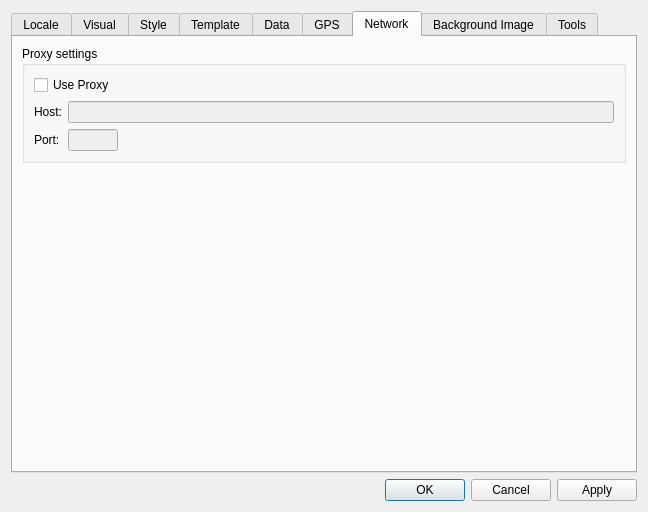
The window that src/Preferences/PreferencesDialog.ui (openstreetmap/merkaartor) describes before a commit, drawn with Qt 5.
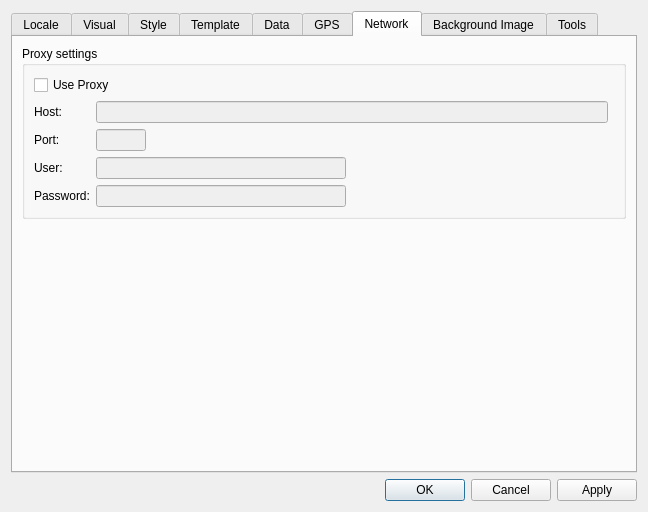
The same window after the commit. The open tabs and pages were chosen to show the change.

Commit message: FIX : Use application-wide proxy (fixes #1763) ADD : Allow to specify a user/password for the proxy (untested by me)

```diff
--- a/src/Preferences/PreferencesDialog.ui
+++ b/src/Preferences/PreferencesDialog.ui
@@ -20,7 +20,7 @@
       <enum>QTabWidget::North</enum>
      </property>
      <property name="currentIndex" >
-      <number>7</number>
+      <number>6</number>
      </property>
      <widget class="QWidget" name="tab_7" >
       <attribute name="title" >
@@ -850,13 +850,50 @@
           <string>Proxy settings</string>
          </property>
          <layout class="QGridLayout" >
-          <item row="0" column="0" colspan="2" >
+          <item row="0" column="0" colspan="3" >
            <widget class="QCheckBox" name="bbUseProxy" >
             <property name="text" >
              <string>Use Proxy</string>
             </property>
            </widget>
           </item>
+          <item row="4" column="0" >
+           <widget class="QLabel" name="label_7" >
+            <property name="text" >
+             <string>Password:</string>
+            </property>
+           </widget>
+          </item>
+          <item row="4" column="1" >
+           <widget class="QLineEdit" name="edProxyPassword" >
+            <property name="enabled" >
+             <bool>false</bool>
+            </property>
+            <property name="maximumSize" >
+             <size>
+              <width>250</width>
+              <height>16777215</height>
+             </size>
+            </property>
+            <property name="echoMode" >
+             <enum>QLineEdit::Password</enum>
+            </property>
+           </widget>
+          </item>
+          <item row="3" column="0" >
+           <widget class="QLabel" name="label_4" >
+            <property name="text" >
+             <string>User:</string>
+            </property>
+           </widget>
+          </item>
+          <item row="2" column="0" >
+           <widget class="QLabel" name="label_2" >
+            <property name="text" >
+             <string>Port:</string>
+            </property>
+           </widget>
+          </item>
           <item row="1" column="0" >
            <widget class="QLabel" name="label" >
             <property name="text" >
@@ -877,13 +914,6 @@
             </property>
            </widget>
           </item>
-          <item row="2" column="0" >
-           <widget class="QLabel" name="label_2" >
-            <property name="text" >
-             <string>Port:</string>
-            </property>
-           </widget>
-          </item>
           <item row="2" column="1" >
            <widget class="QLineEdit" name="edProxyPort" >
             <property name="enabled" >
@@ -897,7 +927,29 @@
             </property>
            </widget>
           </item>
+          <item row="3" column="1" >
+           <widget class="QLineEdit" name="edProxyUser" >
+            <property name="enabled" >
+             <bool>false</bool>
+            </property>
+            <property name="maximumSize" >
+             <size>
+              <width>250</width>
+              <height>16777215</height>
+             </size>
+            </property>
+           </widget>
+          </item>
          </layout>
+         <zorder>bbUseProxy</zorder>
+         <zorder>label_7</zorder>
+         <zorder>edProxyPassword</zorder>
+         <zorder>label_4</zorder>
+         <zorder>label_2</zorder>
+         <zorder>label</zorder>
+         <zorder>edProxyHost</zorder>
+         <zorder>edProxyPort</zorder>
+         <zorder>edProxyUser</zorder>
         </widget>
        </item>
        <item>
```
Left out of the diff: 102 changed lines with no effect on the pictures. The commit also changes 27 other files.
